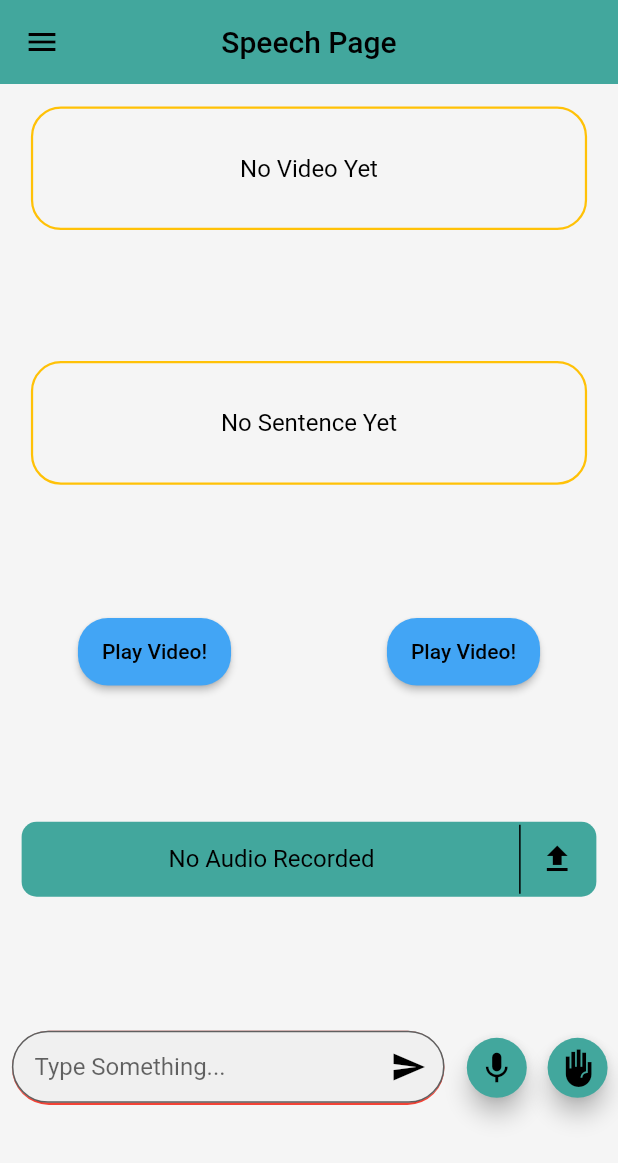
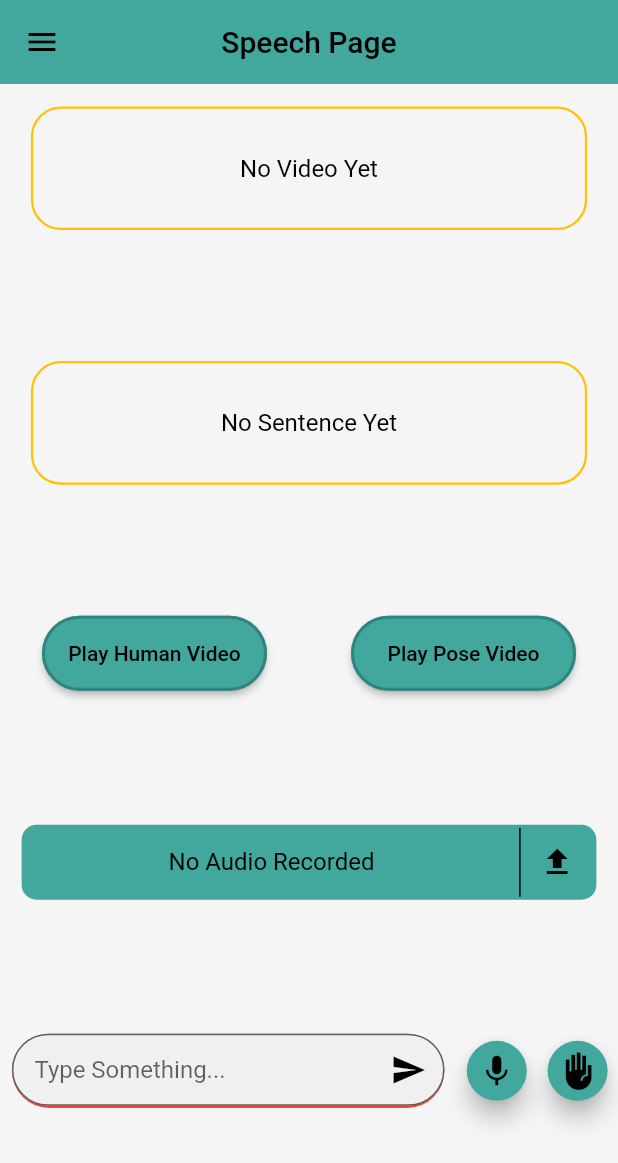
Before and after one commit to AhmedAsim-69/Speech_To_Sign_Language, a Flutter app: the screen it shows after launch, on a phone screen of 412 x 824 dp. Shown: the top 1163 px of the screen. Run offline on Flutter 3.47's test engine with Material 2 defaults, Android fonts, the phone set to English and light mode, and no system bars; drawn by our look-alikes of modal_progress_hud_nsn; our stand-ins replace audioplayers, chewie, google_fonts, permission_handler, shared_preferences, video_player; missing offline and left inert: audio_waveforms, flutter_sound; Roboto replaces fonts that are missing (GoogleSans).

Commit message:
Misc. Changes

```diff
--- a/lib/widgets/video_button.dart
+++ b/lib/widgets/video_button.dart
@@ -1,30 +1,42 @@
 import 'package:flutter/material.dart';
 import 'package:stsl/pages/display_video.dart';
+import 'package:stsl/pages/pose_video.dart';
 
 class VideoButton extends StatelessWidget {
   const VideoButton({
     Key? key,
+    required this.text,
+    required this.isML,
   }) : super(key: key);
+
+  final String text;
+  final bool isML;
 
   @override
   Widget build(BuildContext context) {
-    return ElevatedButton(
+    return SizedBox(
+      width: 150,
+      height: 50,
+      child: ElevatedButton(
         style: ElevatedButton.styleFrom(
-        primary: Colors.blue[400],
           shape: RoundedRectangleBorder(
-          borderRadius: BorderRadius.circular(20),
+            borderRadius: BorderRadius.circular(30),
+            side: const BorderSide(
+              width: 2,
+              color: Color(0xFF30847e),
             ),
-        minimumSize: const Size(80, 45),
+          ),
         ),
         onPressed: () {
-        // setState(() {
           Navigator.push(
             context,
-          MaterialPageRoute(builder: (context) => const DisplayVideo()),
+            MaterialPageRoute(
+                builder: (context) =>
+                    (isML) ? const MlVideo() : const DisplayVideo()),
           );
-        // });
         },
-      child: const Text('Play Video!'),
+        child: Text(text),
+      ),
     );
   }
 }
```
Lines whose indentation alone changed are shown as unchanged.
